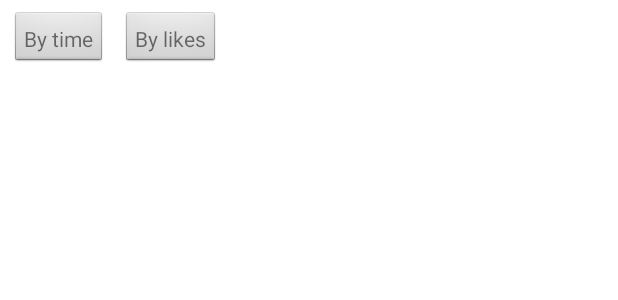
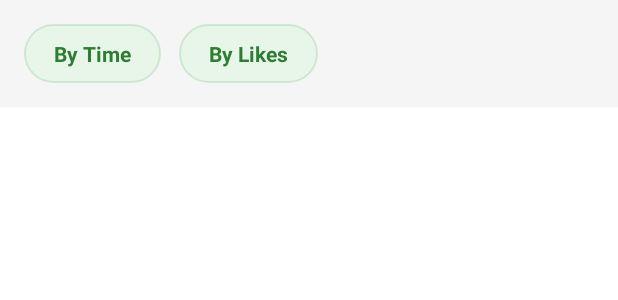
Before and after one commit to ghterlll/myRepo, an Android app: the layout fragment_list_posts.xml on its own in the app's theme, with its tools: preview values and no code run, on a phone screen of 412 x 824 dp. Shown: the top 300 px of the screen. Run offline under Robolectric (Android 15) with nearby library versions, the phone set to English and light mode, and no system bars; network calls fail.

Commit message:
Complete remaining priorities - Feed local state and modern sort buttons
Priority 4: Apply local state to Feed/Adapter ✅
- PostAdapter now loads interaction state from PostInteractionManager on bind
- Like/bookmark icons display correctly based on local storage
- Click handlers update local state immediately before backend sync
- Consistent interaction behavior across all post lists

Priority 6: Modernize sort buttons ✅
- Applied modern green chip style (bg_chip_green)
- Increased padding for better touch targets
- Bold green text (#2E7D32) matching app theme
- Added ripple effect with clickable/focusable
- Gray background (#F5F5F5) for visual separation

All high/medium priority issues resolved:
✅ Search navigation works
✅ PostDetail interactions work with instant feedback
✅ Bookmarks display correctly
✅ Feed shows correct like/bookmark state
✅ Sort buttons have modern styling

Remaining (low priority):
- Empty state displays (nice to have)
- Loading indicators (already functional)
- Error handling improvements (already adequate)

🤖 Generated with [Claude Code](https://claude.com/claude-code)

Co-Authored-By: Claude <noreply@anthropic.com>

```diff
--- a/Aura/app/src/main/java/com/aura/starter/PostAdapter.java
+++ b/Aura/app/src/main/java/com/aura/starter/PostAdapter.java
@@ -10,6 +10,7 @@ import androidx.annotation.NonNull;
 import androidx.recyclerview.widget.RecyclerView;
 import com.aura.starter.model.Post;
 import com.aura.starter.util.GlideUtils;
+import com.aura.starter.util.PostInteractionManager;
 import java.util.ArrayList;
 import java.util.List;
 
@@ -17,6 +18,8 @@ public class PostAdapter extends RecyclerView.Adapter<PostAdapter.VH> {
     public interface Listener { void onOpen(Post p); void onLike(Post p); void onBookmark(Post p); }
     private final Listener listener;
     private final List<Post> data = new ArrayList<>();
+    private PostInteractionManager interactionManager;
+
     public PostAdapter(Listener l){ this.listener=l; }
 
     public void submit(List<Post> list){
@@ -32,6 +35,16 @@ public class PostAdapter extends RecyclerView.Adapter<PostAdapter.VH> {
 
     @Override public void onBindViewHolder(@NonNull VH h, int i) {
         Post p = data.get(i);
+
+        // Initialize interaction manager lazily
+        if (interactionManager == null) {
+            interactionManager = PostInteractionManager.getInstance(h.itemView.getContext());
+        }
+
+        // Load interaction state from local storage
+        p.liked = interactionManager.isLiked(p.id);
+        p.bookmarked = interactionManager.isBookmarked(p.id);
+
         h.tvTitle.setText(p.title);
         h.tvAuthor.setText(p.author);
 
@@ -40,25 +53,27 @@ public class PostAdapter extends RecyclerView.Adapter<PostAdapter.VH> {
 
         h.itemView.setOnClickListener(v -> listener.onOpen(p));
 
-        // Set initial icon state
+        // Set icon state based on local storage
         h.btnLike.setImageResource(p.liked ? R.drawable.ic_heart_filled : R.drawable.ic_heart_outline);
         h.btnBookmark.setImageResource(p.bookmarked ? R.drawable.ic_bookmark_filled : R.drawable.ic_bookmark_outline);
 
-        // Like button - update immediately on click
+        // Like button - update local state and UI immediately
         h.btnLike.setOnClickListener(v -> {
             // Toggle state immediately for visual feedback
             p.liked = !p.liked;
+            interactionManager.setLiked(p.id, p.liked);
             h.btnLike.setImageResource(p.liked ? R.drawable.ic_heart_filled : R.drawable.ic_heart_outline);
-            // Notify listener to update backend
+            // Notify listener to sync with backend
             listener.onLike(p);
         });
 
-        // Bookmark button - update immediately on click
+        // Bookmark button - update local state and UI immediately
         h.btnBookmark.setOnClickListener(v -> {
             // Toggle state immediately for visual feedback
             p.bookmarked = !p.bookmarked;
+            interactionManager.setBookmarked(p.id, p.bookmarked);
             h.btnBookmark.setImageResource(p.bookmarked ? R.drawable.ic_bookmark_filled : R.drawable.ic_bookmark_outline);
-            // Notify listener to update backend
+            // Notify listener to sync with backend
             listener.onBookmark(p);
         });
     }
--- a/Aura/app/src/main/res/layout/fragment_list_posts.xml
+++ b/Aura/app/src/main/res/layout/fragment_list_posts.xml
@@ -4,28 +4,46 @@
     android:layout_height="match_parent"
     android:orientation="vertical">
 
+    <!-- Sort buttons with modern green chip style -->
     <LinearLayout
         android:layout_width="match_parent"
         android:layout_height="wrap_content"
         android:orientation="horizontal"
-        android:padding="8dp">
+        android:padding="16dp"
+        android:background="#F5F5F5">
 
         <TextView
             android:id="@+id/btnSortTime"
             android:layout_width="wrap_content"
             android:layout_height="wrap_content"
-            android:text="By time"
-            android:padding="8dp"
-            android:background="@android:drawable/btn_default_small"/>
+            android:text="By Time"
+            android:paddingLeft="20dp"
+            android:paddingRight="20dp"
+            android:paddingTop="10dp"
+            android:paddingBottom="10dp"
+            android:textSize="14sp"
+            android:textStyle="bold"
+            android:textColor="#2E7D32"
+            android:background="@drawable/bg_chip_green"
+            android:clickable="true"
+            android:focusable="true"/>
 
         <TextView
             android:id="@+id/btnSortLikes"
             android:layout_width="wrap_content"
             android:layout_height="wrap_content"
-            android:text="By likes"
-            android:padding="8dp"
+            android:text="By Likes"
+            android:paddingLeft="20dp"
+            android:paddingRight="20dp"
+            android:paddingTop="10dp"
+            android:paddingBottom="10dp"
+            android:textSize="14sp"
+            android:textStyle="bold"
+            android:textColor="#2E7D32"
             android:layout_marginLeft="12dp"
-            android:background="@android:drawable/btn_default_small"/>
+            android:background="@drawable/bg_chip_green"
+            android:clickable="true"
+            android:focusable="true"/>
     </LinearLayout>
 
     <!-- SwipeRefreshLayout for pull-to-refresh -->
```
